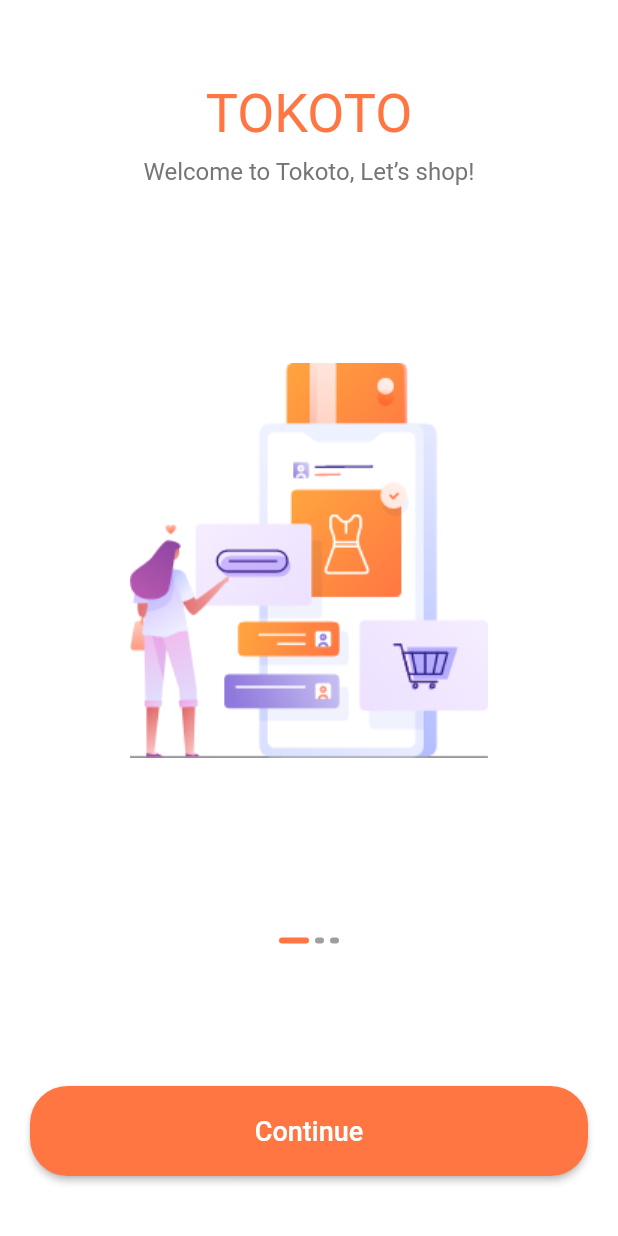
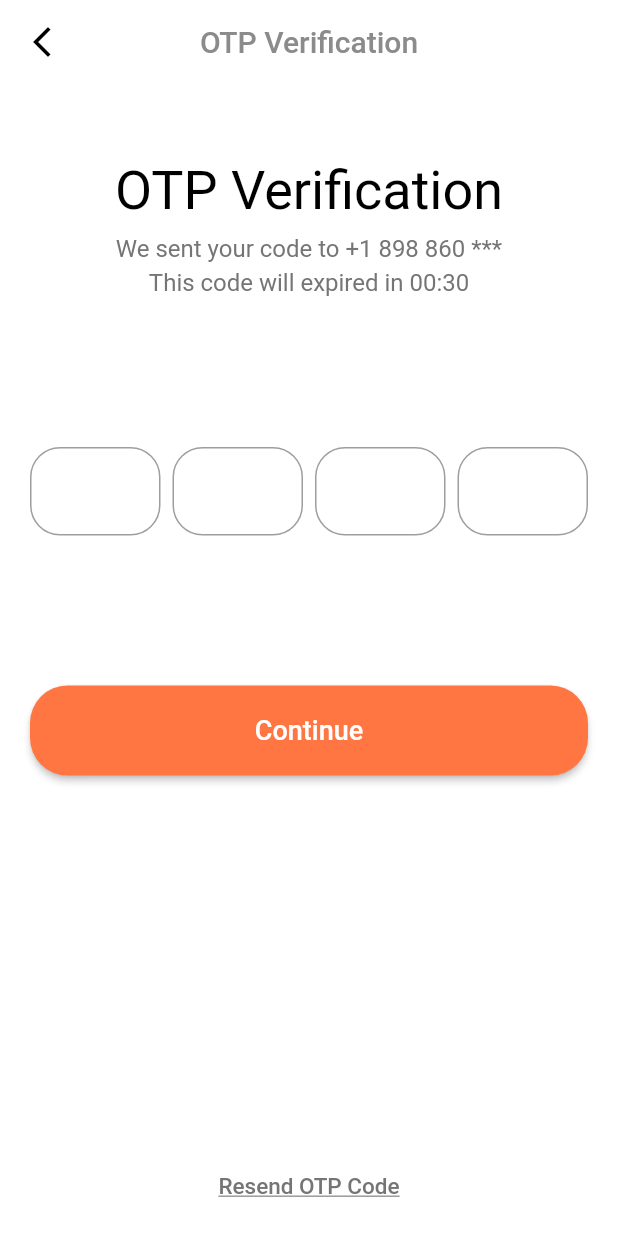
Before and after one commit to Nahed2000/tokoto_ecommerce, a Flutter app: the screen it shows after launch, on a phone screen of 412 x 824 dp. Run offline on Flutter 3.47's test engine with Material 2 defaults, Android fonts, the phone set to English and light mode, and no system bars.

Commit message:
activity screen

```diff
--- a/lib/main.dart
+++ b/lib/main.dart
@@ -1,4 +1,5 @@
 import 'package:flutter/material.dart';
+import 'package:tokoto/screen/auth/activity_code_screen.dart';
 import 'package:tokoto/screen/auth/confirm_password.dart';
 import 'package:tokoto/screen/auth/forget_password.dart';
 import 'package:tokoto/screen/auth/register_screen.dart';
@@ -18,7 +19,7 @@ class MyApp extends StatelessWidget {
   Widget build(BuildContext context) {
     return MaterialApp(
       debugShowCheckedModeBanner: false,
-      initialRoute: '/page_view_screen',
+      initialRoute: '/activity_code_screen',
       routes: {
         '/page_view_screen': (context) => const PageViewScreen(),
         '/home_screen':(context) => const HomeScreen(),
@@ -27,6 +28,7 @@ class MyApp extends StatelessWidget {
         '/forget_password_screen': (context) => const ForgetPassword(),
         '/confirm_password_screen': (context) => const ConfirmPassword(),
         '/success_login': (context) => const SuccessLogin(),
+        '/activity_code_screen': (context) => const ActivityCodeScreen(),
       },
     );
   }
--- /dev/null
+++ b/lib/screen/auth/activity_code_screen.dart
@@ -0,0 +1,177 @@
+import 'package:flutter/material.dart';
+import 'package:tokoto/widget/custom_button.dart';
+
+import '../../widget/custom_text_field.dart';
+import '../../widget/social_media_button.dart';
+import '../../widget/text_code.dart';
+
+class ActivityCodeScreen extends StatefulWidget {
+  const ActivityCodeScreen({Key? key}) : super(key: key);
+
+  @override
+  State<ActivityCodeScreen> createState() => _ActivityCodeScreenState();
+}
+
+class _ActivityCodeScreenState extends State<ActivityCodeScreen> {
+  late TextEditingController firstController;
+
+  late TextEditingController secondController;
+  late TextEditingController thirdController;
+
+  late TextEditingController forthController;
+
+  late FocusNode firstNode;
+  late FocusNode secondNode;
+  late FocusNode thirdNode;
+  late FocusNode forthNode;
+
+  @override
+  void initState() {
+    // TODO: implement initState
+    firstController = TextEditingController();
+    secondController = TextEditingController();
+    thirdController = TextEditingController();
+    forthController = TextEditingController();
+
+    firstNode = FocusNode();
+    secondNode = FocusNode();
+    thirdNode = FocusNode();
+    forthNode = FocusNode();
+    super.initState();
+  }
+
+  @override
+  void dispose() {
+    // TODO: implement dispose
+    firstController.dispose();
+    secondController.dispose();
+    thirdController.dispose();
+    forthController.dispose();
+
+    firstNode.dispose();
+    secondNode.dispose();
+    thirdNode.dispose();
+    forthNode.dispose();
+    super.dispose();
+  }
+
+  bool checkBox = false;
+
+  @override
+  Widget build(BuildContext context) {
+    return Scaffold(
+      backgroundColor: Colors.white,
+      appBar: AppBar(
+        elevation: 0,
+        backgroundColor: Colors.white,
+        centerTitle: true,
+        iconTheme: const IconThemeData(
+          color: Colors.black,
+        ),
+        title: const Text(
+          'OTP Verification',
+          style: TextStyle(color: Color(0xff8B8B8B)),
+        ),
+        leading: IconButton(
+          onPressed: () => Navigator.pop(context),
+          icon: const Icon(
+            Icons.arrow_back_ios_new,
+          ),
+        ),
+      ),
+      body: SingleChildScrollView(
+        child: Container(
+          padding: const EdgeInsets.only(top: 50.0, left: 20, right: 20),
+          child: Column(
+            mainAxisAlignment: MainAxisAlignment.spaceAround,
+            children: [
+              Column(
+                mainAxisSize: MainAxisSize.min,
+                children: const [
+                  Text(
+                    'OTP Verification',
+                    style: TextStyle(fontSize: 36, color: Colors.black),
+                  ),
+                  SizedBox(height: 8),
+                  Text(
+                    'We sent your code to +1 898 860 ***',
+                    style: TextStyle(fontSize: 16, color: Color(0xff757575)),
+                  ),
+                  SizedBox(height: 4),
+                  Text(
+                    'This code will expired in 00:30',
+                    style: TextStyle(fontSize: 16, color: Color(0xff757575)),
+                  ),
+                ],
+              ),
+              const SizedBox(height: 100),
+              Row(
+                children: [
+                  TextCode(
+                    node: firstNode,
+                    controller: firstController,
+                    onChanged: (index) {
+                      if (index.isNotEmpty) {
+                        secondNode.requestFocus();
+                      }
+                    },
+                  ),
+                  const SizedBox(width: 8),
+                  TextCode(
+                    node: secondNode,
+                    controller: secondController,
+                    onChanged: (index) {
+                      if (index.isNotEmpty) {
+                        thirdNode.requestFocus();
+                      }else{
+                        firstNode.requestFocus();
+                      }
+                    },
+                  ),
+                  const SizedBox(width: 8),
+                  TextCode(
+                    node: thirdNode,
+                    controller: thirdController,
+                    onChanged: (index) {
+                      if (index.isNotEmpty) {
+                        forthNode.requestFocus();
+                      }else{
+                        secondNode.requestFocus();
+                      }
+                    },
+                  ),
+                  const SizedBox(width: 8),
+                  TextCode(
+                    node: forthNode,
+                    controller: forthController,
+                    onChanged: (index) {
+                      if (index.isEmpty) {
+                        thirdNode.requestFocus();
+                      }
+                    },
+                  ),
+                ],
+              ),
+              const SizedBox(height: 100),
+              CustomButton(onPress: () {}, title: 'Continue'),
+              Padding(
+                padding: const EdgeInsets.symmetric(vertical: 250),
+                child: TextButton(
+                  onPressed: () {},
+                  child: const Text(
+                    'Resend OTP Code',
+                    style: TextStyle(
+                        color: Color(0xff757575),
+                        fontSize: 15,
+                        decoration: TextDecoration.underline),
+                  ),
+                ),
+              ),
+              const SizedBox(height: 30),
+            ],
+          ),
+        ),
+      ),
+    );
+  }
+}
--- /dev/null
+++ b/lib/widget/text_code.dart
@@ -0,0 +1,43 @@
+import 'package:flutter/material.dart';
+
+class TextCode extends StatelessWidget {
+  const TextCode({
+    Key? key,
+    required this.node,
+    required this.controller,
+    required this.onChanged,
+  }) : super(key: key);
+
+  final FocusNode node;
+  final TextEditingController controller;
+  final void Function(String value) onChanged;
+
+  @override
+  Widget build(BuildContext context) {
+    return Expanded(
+      child: TextField(
+        focusNode: node,
+        controller: controller,
+        obscureText: true,
+        onChanged: onChanged,
+        keyboardType:
+            const TextInputType.numberWithOptions(decimal: false, signed: false),
+        textAlign: TextAlign.center,
+        maxLength: 1,
+        decoration: InputDecoration(
+          counterText: '',
+          focusedBorder: OutlineInputBorder(
+              borderRadius: BorderRadius.circular(20),
+              borderSide: const BorderSide(color: Colors.grey)),
+          border: OutlineInputBorder(
+            borderRadius: BorderRadius.circular(20),
+            borderSide: const BorderSide(
+              width: 1,
+              color: Colors.grey,
+            ),
+          ),
+        ),
+      ),
+    );
+  }
+}
```
